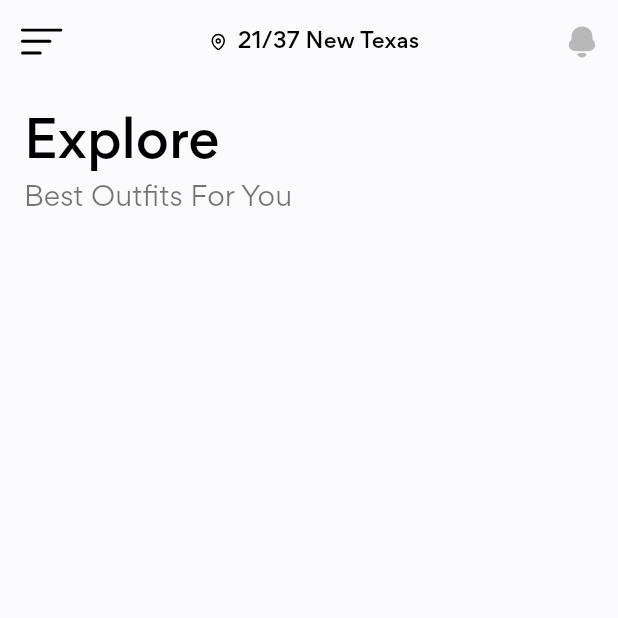
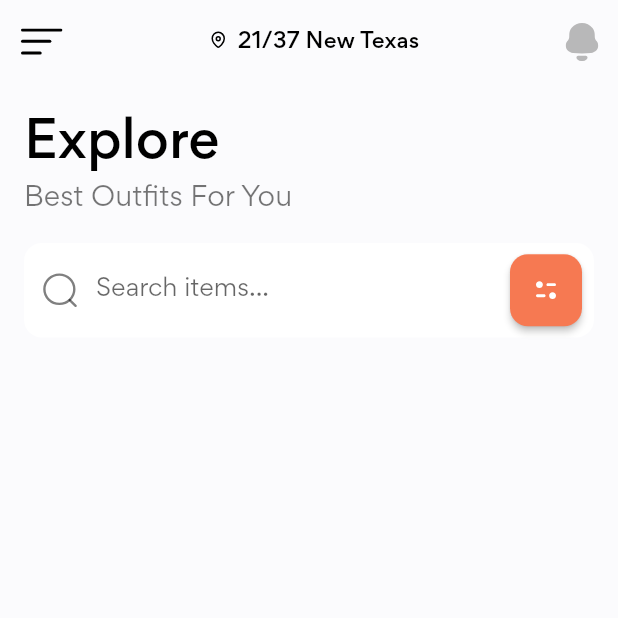
Before and after one commit to rebixpl/FlutterStudy2K22, a Flutter app: the screen it shows after launch, on a phone screen of 412 x 824 dp, the top half of it. Run offline on Flutter 3.47's test engine with Material 2 defaults, Android fonts, the phone set to English and light mode, and no system bars; our stand-ins replace bloc, bloc_concurrency, carousel_slider, dio, equatable, flip_card and 9 more; accounts and stored records are empty.

Commit message:
home page > search bar + code refactor + categories

```diff
--- /dev/null
+++ b/Flutter-Shop-UI-Kit-Starting/lib/screens/home/components/appbar.dart
@@ -0,0 +1,42 @@
+import 'package:flutter/material.dart';
+import 'package:flutter_svg/flutter_svg.dart';
+import 'package:stylish/constants.dart';
+
+AppBar homeAppBar(BuildContext context) {
+  return AppBar(
+    backgroundColor: Colors.transparent,
+    elevation: 0,
+    leading: IconButton(
+      onPressed: () {},
+      icon: SvgPicture.asset(
+        "assets/icons/menu.svg",
+        height: 18.0,
+      ),
+    ),
+    centerTitle: true,
+    title: Row(
+      mainAxisAlignment: MainAxisAlignment.center,
+      crossAxisAlignment: CrossAxisAlignment.center,
+      children: [
+        Padding(
+          padding: const EdgeInsets.only(bottom: 3.0),
+          child: SvgPicture.asset("assets/icons/Location.svg"),
+        ),
+        const SizedBox(width: kDefaultPadding / 2),
+        Text(
+          "21/37 New Texas",
+          style: Theme.of(context).textTheme.subtitle2,
+        ),
+      ],
+    ),
+    actions: [
+      IconButton(
+        onPressed: () {},
+        icon: SvgPicture.asset(
+          'assets/icons/Notification.svg',
+          height: 36.0,
+        ),
+      ),
+    ],
+  );
+}
--- /dev/null
+++ b/Flutter-Shop-UI-Kit-Starting/lib/screens/home/components/search_form.dart
@@ -0,0 +1,52 @@
+import 'package:flutter/material.dart';
+import 'package:flutter_svg/flutter_svg.dart';
+import 'package:stylish/constants.dart';
+
+Form searchForm() {
+  return Form(
+    child: TextFormField(
+      decoration: InputDecoration(
+        hintText: "Search items...",
+        filled: true,
+        fillColor: Colors.white,
+        border: outlineInputBorder(),
+        enabledBorder: outlineInputBorder(),
+        focusedBorder: outlineInputBorder(),
+        prefixIcon: Padding(
+          padding: const EdgeInsets.all(12.0),
+          child: SvgPicture.asset("assets/icons/Search.svg"),
+        ),
+        suffixIcon: Padding(
+          padding: const EdgeInsets.symmetric(
+            horizontal: kDefaultPadding / 2,
+          ),
+          child: SizedBox(
+            width: 48.0,
+            height: 48.0,
+            child: ElevatedButton(
+              onPressed: () {},
+              style: ElevatedButton.styleFrom(
+                primary: kPrimaryColor,
+                shape: const RoundedRectangleBorder(
+                  borderRadius: BorderRadius.all(
+                    Radius.circular(kDefaultBorderRadius),
+                  ),
+                ),
+              ),
+              child: SvgPicture.asset("assets/icons/Filter.svg"),
+            ),
+          ),
+        ),
+      ),
+    ),
+  );
+}
+
+OutlineInputBorder outlineInputBorder() {
+  return const OutlineInputBorder(
+    borderRadius: BorderRadius.all(
+      Radius.circular(kDefaultBorderRadius),
+    ),
+    borderSide: BorderSide.none,
+  );
+}
--- a/Flutter-Shop-UI-Kit-Starting/lib/screens/home/home_screen.dart
+++ b/Flutter-Shop-UI-Kit-Starting/lib/screens/home/home_screen.dart
@@ -1,6 +1,8 @@
 import 'package:flutter/material.dart';
-import 'package:flutter_svg/flutter_svg.dart';
 import 'package:stylish/constants.dart';
+import 'package:stylish/screens/home/components/appbar.dart';
+import 'package:stylish/screens/home/components/categories.dart';
+import 'package:stylish/screens/home/components/search_form.dart';
 
 class HomeScreen extends StatelessWidget {
   const HomeScreen({Key? key}) : super(key: key);
@@ -8,31 +10,7 @@ class HomeScreen extends StatelessWidget {
   @override
   Widget build(BuildContext context) {
     return Scaffold(
-      appBar: AppBar(
-        backgroundColor: Colors.transparent,
-        elevation: 0,
-        leading: IconButton(
-          onPressed: () {},
-          icon: SvgPicture.asset("assets/icons/menu.svg"),
-        ),
-        title: Row(
-          mainAxisAlignment: MainAxisAlignment.center,
-          children: [
-            SvgPicture.asset("assets/icons/Location.svg"),
-            const SizedBox(width: kDefaultPadding / 2),
-            Text(
-              "21/37 New Texas",
-              style: Theme.of(context).textTheme.subtitle2,
-            ),
-          ],
-        ),
-        actions: [
-          IconButton(
-            onPressed: () {},
-            icon: SvgPicture.asset('assets/icons/Notification.svg'),
-          ),
-        ],
-      ),
+      appBar: homeAppBar(context),
       body: Padding(
         padding: const EdgeInsets.all(kDefaultPadding),
         child: Column(
@@ -49,6 +27,11 @@ class HomeScreen extends StatelessWidget {
               "Best Outfits For You",
               style: TextStyle(fontSize: 18.0),
             ),
+            Padding(
+              padding: const EdgeInsets.symmetric(vertical: kDefaultPadding),
+              child: searchForm(),
+            ),
+            const Categories()
           ],
         ),
       ),
```
Also changed, not shown: Flutter-Shop-UI-Kit-Starting/lib/screens/home/components/categories.dart (added, +75 -0 lines).
